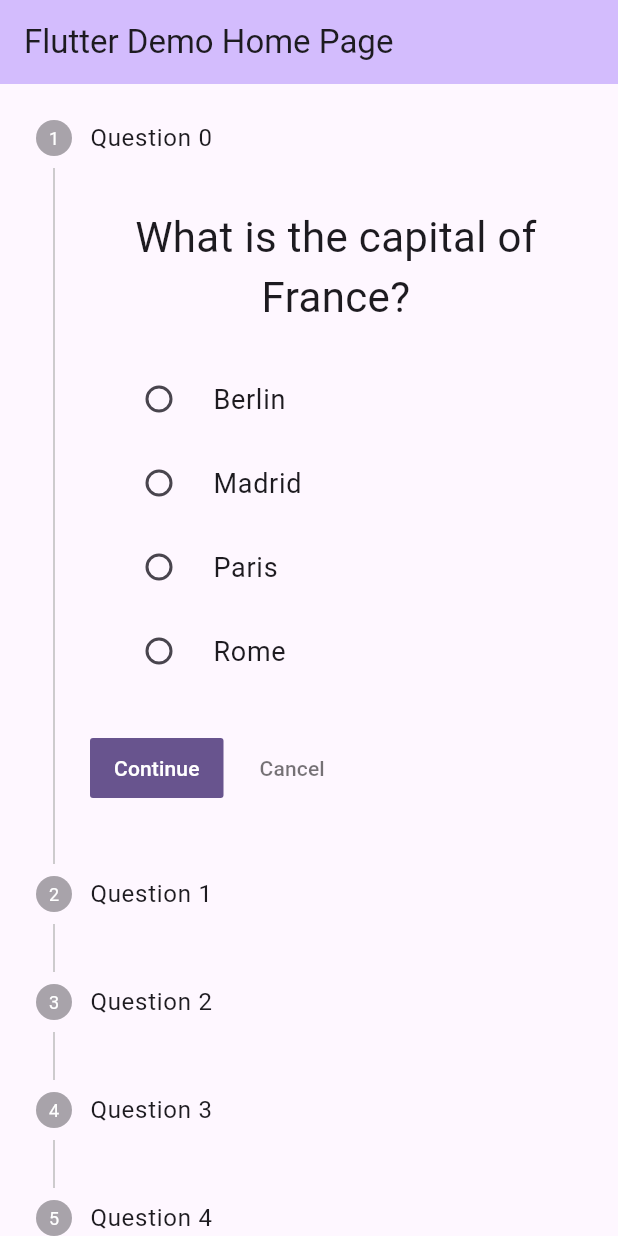
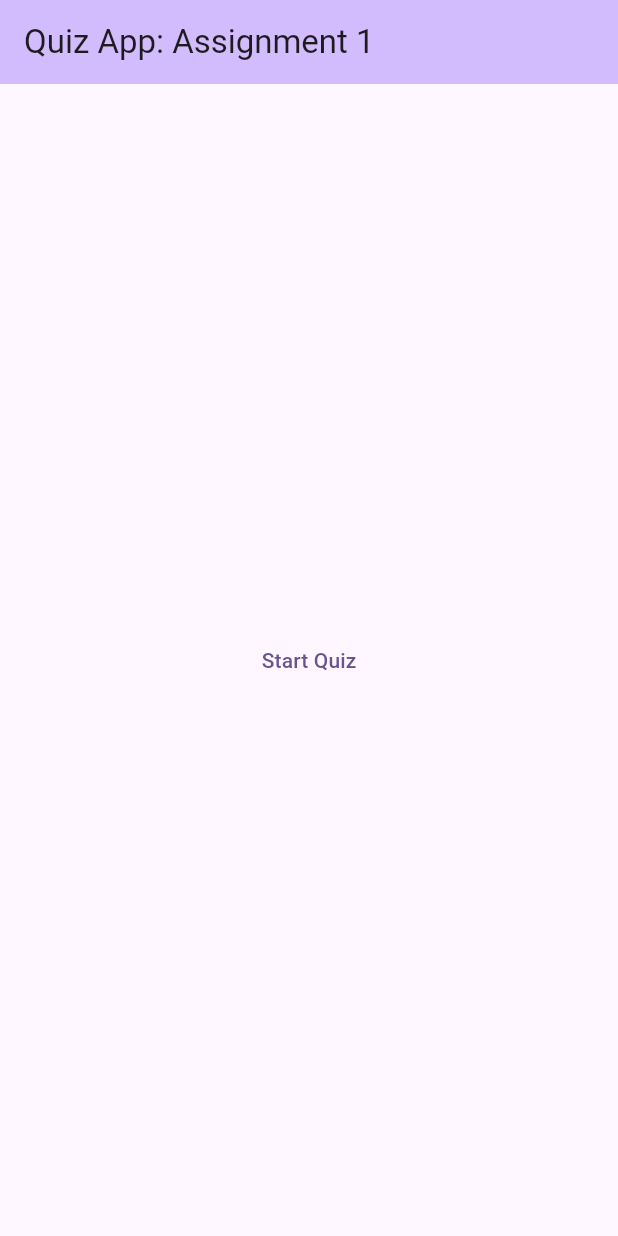
Before and after one commit to sigve10/quiz_app_coop, a Flutter app: the screen it shows after launch, on a phone screen of 412 x 824 dp. Run offline on Flutter 3.47's test engine with Material 3 defaults, Android fonts, the phone set to English and light mode, and no system bars.

Commit message:
Added front page

```diff
--- /dev/null
+++ b/lib/front_page.dart
@@ -0,0 +1,29 @@
+import 'package:flutter/material.dart';
+import 'package:quiz_app_coop/Quiz.dart';
+
+class FrontPage extends StatelessWidget {
+  const FrontPage(
+    this.quiz,
+    { super.key }
+  );
+
+  final Quiz quiz;
+
+  void _goToQuizScreen(context) {
+    Navigator.of(context).push(
+      MaterialPageRoute(builder:
+        (context) => quiz.render()
+      )
+    );
+  }
+
+  @override
+  Widget build(BuildContext context) {
+    return Center(
+      child: TextButton(
+        onPressed: () => _goToQuizScreen(context),
+        child: const Text("Start Quiz")
+      )
+    );
+  }
+}
--- a/lib/main.dart
+++ b/lib/main.dart
@@ -1,6 +1,7 @@
 import 'package:flutter/material.dart';
 import 'package:quiz_app_coop/Quiz.dart';
 import 'package:quiz_app_coop/answer_set.dart';
+import 'package:quiz_app_coop/front_page.dart';
 import 'package:quiz_app_coop/question_set.dart';
 
 // Majority of this code was provided by Android Studio's default flutter project.
@@ -20,7 +21,7 @@ class MyApp extends StatelessWidget {
         colorScheme: ColorScheme.fromSeed(seedColor: Colors.deepPurple),
         useMaterial3: true,
       ),
-      home: const MyHomePage(title: 'Flutter Demo Home Page'),
+      home: const MyHomePage(title: "Quiz App: Assignment 1"),
     );
   }
 }
@@ -66,9 +67,9 @@ class _MyHomePageState extends State<MyHomePage> {
       body: Center(
         child: () {
           if (quiz != null) {
-            return quiz?.render();
+            return FrontPage(quiz!);
           }
-          return const Text("");
+          return const Text("Loading...");
         }()
       )
     );
--- a/lib/quiz.dart
+++ b/lib/quiz.dart
@@ -105,11 +105,17 @@ class QuizState extends State<QuizWidget> {
 
   @override
   Widget build(BuildContext context) {
-    return () {
-      if (questions.isNotEmpty) {
+    return Scaffold(
+      appBar: AppBar(
+        backgroundColor: Theme.of(context).colorScheme.inversePrimary,
+        title: const Text("Quiz"),
+      ),
+      body: () {
+        if (questions.isEmpty) {
+          return const Text("Loading...");
+        }
         return _createStepper();
-      }
-      return const Text("");
-    }();
+      }()
+    );
   }
 }
```
